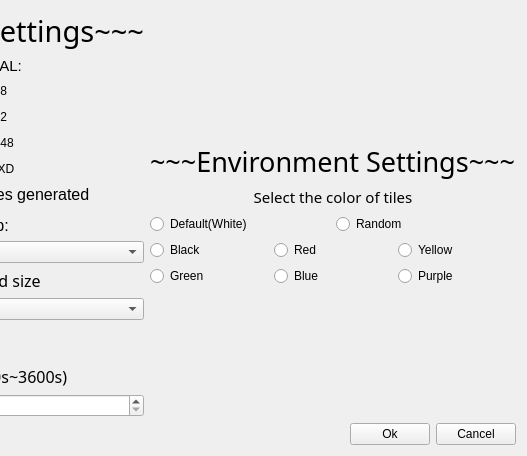
Before: the Qt Designer form settings.ui in F74036344/2048, drawn with Qt 5; both pictures show x 228 to 755 and y 0 to 456 of the 755 by 456 pixel window.
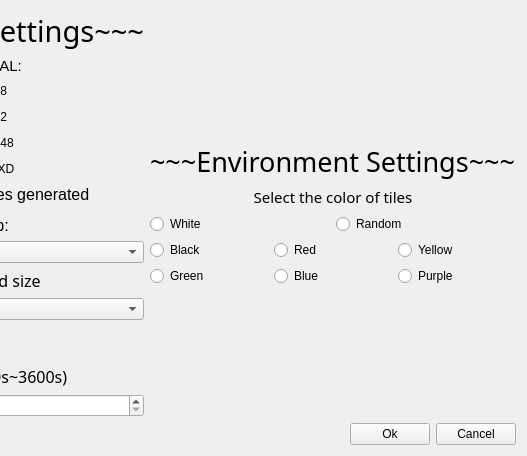
After: the same form once the commit is applied. Icons and pictures are not drawn.

What changed in the file:
```diff
--- a/settings.ui
+++ b/settings.ui
@@ -297,7 +297,7 @@
          <item>
           <widget class="QRadioButton" name="radioButton_defaultColor">
            <property name="text">
-            <string>Default(White)</string>
+            <string>White</string>
            </property>
            <attribute name="buttonGroup">
             <string notr="true">buttonGroup_2</string>
```
Left out of the diff: 16 changed lines with no effect on the pictures.
